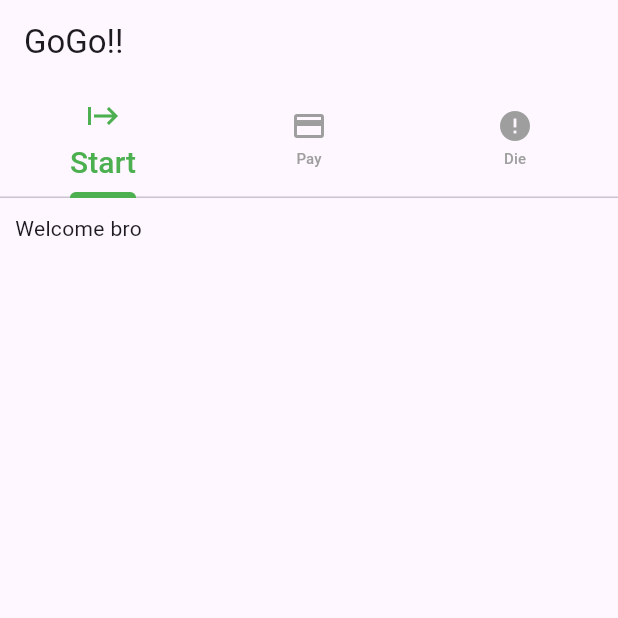
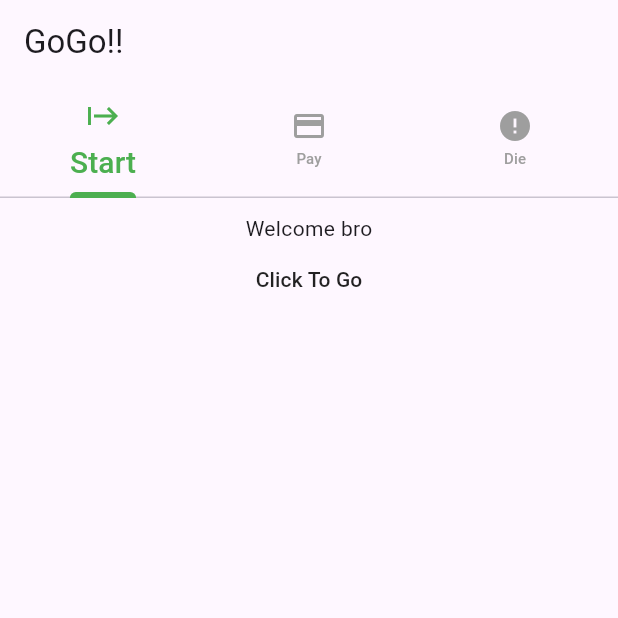
Before and after one commit to ch3rrywolf/NexusFlutter, a Flutter app: the screen it shows after launch, on a phone screen of 412 x 824 dp, the top half of it. Run offline on Flutter 3.47's test engine with Material 3 defaults, Android fonts, the phone set to English and light mode, and no system bars.

Commit message:
flutter Tabbar fin.

```diff
--- a/nexus_flutter/testflutter/lib/main.dart
+++ b/nexus_flutter/testflutter/lib/main.dart
@@ -1,3 +1,69 @@
+// import 'package:flutter/material.dart';
+
+// void main() {
+//   runApp(MyApp());
+// }
+
+// class MyApp extends StatefulWidget {
+//   const MyApp({super.key});
+
+//   @override
+//   State<MyApp> createState() => _MyAppState();
+// }
+
+// class _MyAppState extends State<MyApp> {
+//   GlobalKey<ScaffoldState> scaffoldkey = GlobalKey();
+
+//   @override
+//   Widget build(BuildContext context) {
+//     return MaterialApp(
+//         home: DefaultTabController(
+//       length: 3,
+//       initialIndex: 0,
+//       child: Scaffold(
+//           key: scaffoldkey,
+//           appBar: AppBar(
+//             title: Text("GoGo!!"),
+//             bottom: TabBar(
+//                 indicatorColor: Colors.green,
+//                 indicatorWeight: 4,
+//                 labelColor: Colors.green,
+//                 labelStyle: TextStyle(fontSize: 20),
+//                 unselectedLabelColor: Colors.grey,
+//                 unselectedLabelStyle: TextStyle(fontSize: 10),
+//                 tabs: [
+//                   Tab(
+//                     iconMargin: EdgeInsets.all(5),
+//                     icon: Icon(Icons.start),
+//                     text: "Start",
+//                     // child: Text("Start"),
+//                   ),
+//                   Tab(
+//                     icon: Icon(Icons.payment),
+//                     text: "Pay",
+//                     // child: Text("Pay"),
+//                   ),
+//                   Tab(
+//                     icon: Icon(Icons.error),
+//                     text: "Die",
+//                     // child: Text("Die"),
+//                   )
+//                 ]),
+//           ),
+//           body: Container(
+//             padding: EdgeInsets.all(10),
+//             child: TabBarView(
+//               children: [
+//                 Text("Welcome bro"),
+//                 Text("last coin"),
+//                 Text("mais dabor tché tché"),
+//               ],
+//             ),
+//           )),
+//     ));
+//   }
+// }
+//*********************************************************************** */
 import 'package:flutter/material.dart';
 
 void main() {
@@ -11,20 +77,23 @@ class MyApp extends StatefulWidget {
   State<MyApp> createState() => _MyAppState();
 }
 
-class _MyAppState extends State<MyApp> {
-  GlobalKey<ScaffoldState> scaffoldkey = GlobalKey();
+class _MyAppState extends State<MyApp> with SingleTickerProviderStateMixin {
+  TabController? tabController;
+
+  @override
+  void initState() {
+    tabController = TabController(length: 3, vsync: this);
+    super.initState();
+  }
 
   @override
   Widget build(BuildContext context) {
     return MaterialApp(
-        home: DefaultTabController(
-      length: 3,
-      initialIndex: 0,
-      child: Scaffold(
-          key: scaffoldkey,
+      home: Scaffold(
           appBar: AppBar(
             title: Text("GoGo!!"),
             bottom: TabBar(
+                controller: tabController,
                 indicatorColor: Colors.green,
                 indicatorWeight: 4,
                 labelColor: Colors.green,
@@ -53,13 +122,36 @@ class _MyAppState extends State<MyApp> {
           body: Container(
             padding: EdgeInsets.all(10),
             child: TabBarView(
+              controller: tabController,
               children: [
-                Text("Welcome bro"),
-                Text("last coin"),
+                Column(
+                  children: [
+                    Text("Welcome bro"),
+                    MaterialButton(
+                      onPressed: () {
+                        tabController!.animateTo(1);
+                      },
+                      child: Text("Click To Go"),
+                    )
+                  ],
+                ),
+                Column(
+                  children: [
+                    Text("last coin"),
+                    MaterialButton(
+                      onPressed: () {
+                        tabController!.animateTo(2);
+                      },
+                      child: Text("Click To Die"),
+                    )
+                  ],
+                ),
+                // Text("Welcome bro"),
+
                 Text("mais dabor tché tché"),
               ],
             ),
           )),
-    ));
+    );
   }
 }
```
